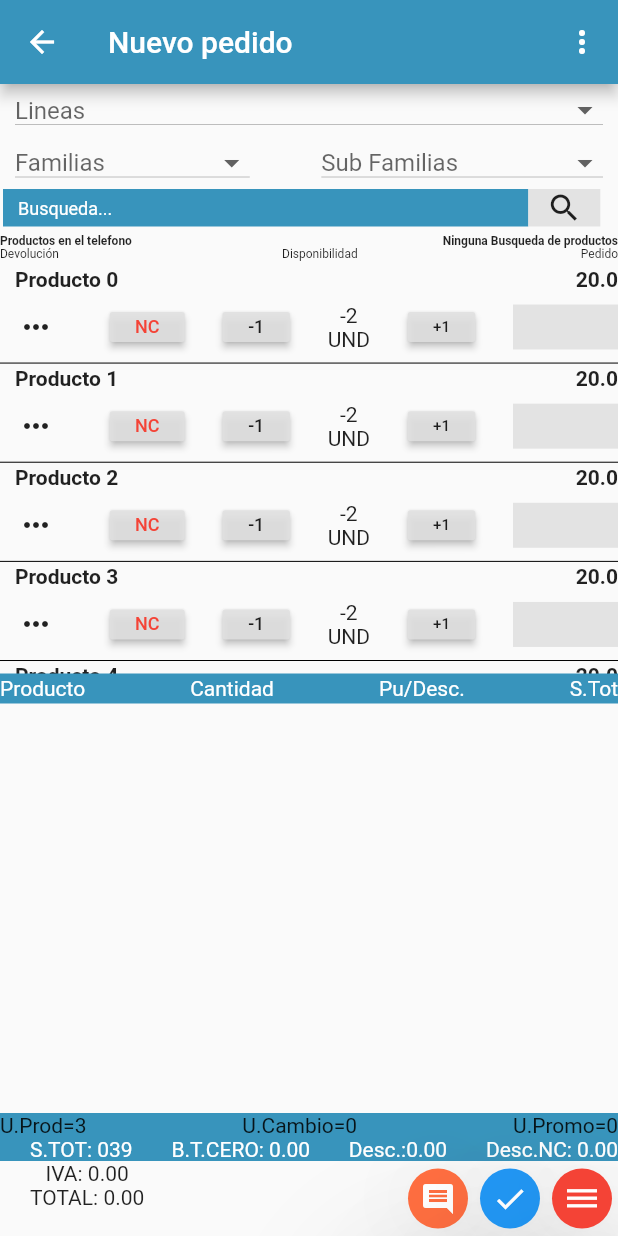
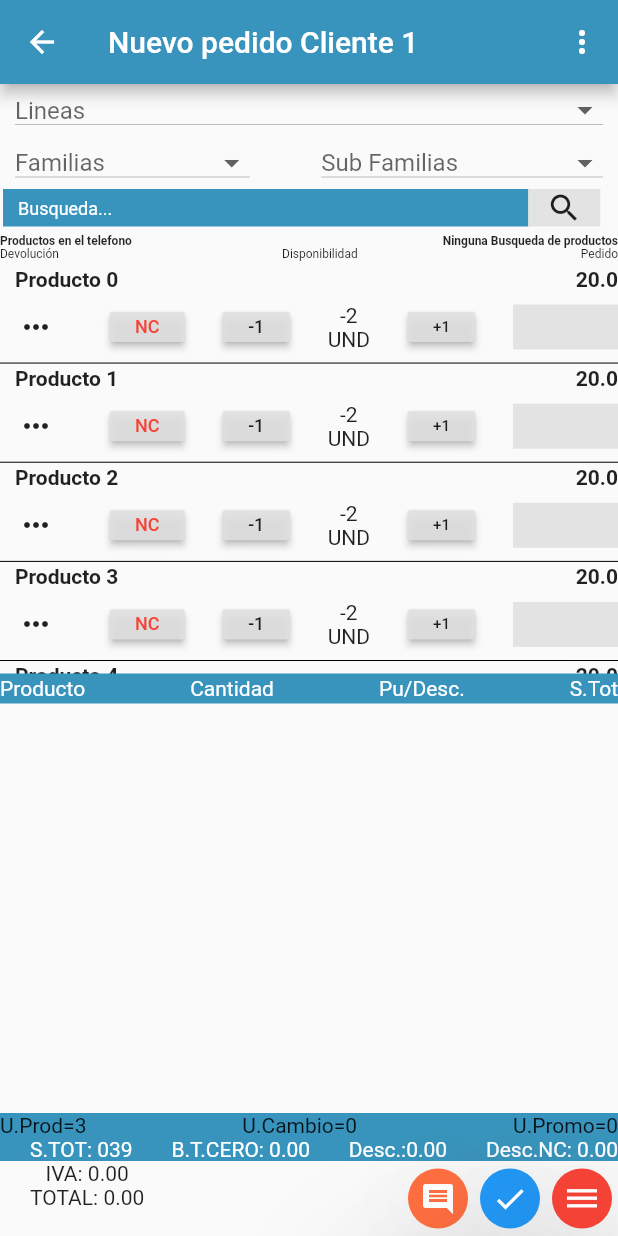
Before and after one commit to PaulMarcelo/Flutter, a Flutter app: the screen it shows after launch, after a tap on "Nuevo Pedido", on a phone screen of 412 x 824 dp. Run offline on Flutter 3.47's test engine with Material 2 defaults, Android fonts, the phone set to English and light mode, and no system bars; our stand-ins replace built_collection, built_value, chopper, connectivity, floor, flutter_map and 11 more; missing offline and left inert: barcode_scan, esys_flutter_share, flutter_full_pdf_viewer, flutter_stetho, mime_type; accounts and stored records are empty; generated files the repository leaves out were written again.

Commit message:
Paso parametros

```diff
--- a/EjemplosN/flutter_app_listas/lib/main.dart
+++ b/EjemplosN/flutter_app_listas/lib/main.dart
@@ -1,5 +1,6 @@
 import 'package:flutter/material.dart';
 
+import 'modelo/cliente.dart';
 import 'ui/home_page.dart';
 import 'ui/listas_simple_page.dart';
 import 'ui/order_purchase_page.dart';
@@ -20,7 +21,21 @@ class MyApp extends StatelessWidget {
       routes: {
         'home': (BuildContext context) => HomePage(),
         'simple': (BuildContext context) => ListasSimplePage(),
-        'doble': (BuildContext context) => OrderPurchasePage(),
+//        'doble': (BuildContext context) =>
+//            OrderPurchasePage(ModalRoute.of(context).settings.arguments, ""),
+      },
+      onGenerateRoute: (settings) {
+        if (settings.name == "doble") {
+          //Se procesa la ruta con parametros
+          final Cliente cliente = settings.arguments;
+          return MaterialPageRoute(
+            builder: (context) {
+              return OrderPurchasePage(cliente);
+            },
+          );
+        } else {
+          throw 'Route ${settings.name} is not defined';
+        }
       },
     );
   }
--- /dev/null
+++ b/EjemplosN/flutter_app_listas/lib/modelo/cliente.dart
@@ -0,0 +1,6 @@
+class Cliente {
+  final String id;
+  final String nombre;
+
+  Cliente(this.id, this.nombre);
+}
--- a/EjemplosN/flutter_app_listas/lib/ui/home_page.dart
+++ b/EjemplosN/flutter_app_listas/lib/ui/home_page.dart
@@ -1,6 +1,9 @@
 import 'package:flutter/material.dart';
+import 'package:flutter_app_listas/modelo/cliente.dart';
 
 class HomePage extends StatelessWidget {
+  final Cliente cliente = Cliente("id1", "Cliente 1");
+
   @override
   Widget build(BuildContext context) {
     return Scaffold(
@@ -31,7 +34,8 @@ class HomePage extends StatelessWidget {
     return RaisedButton(
         child: Text("Nuevo Pedido"),
         onPressed: () {
-          Navigator.pushNamed(context, 'doble');
+          //Se pasa el objeto cliente como parametro
+          Navigator.pushNamed(context, 'doble', arguments: cliente);
         });
   }
 }
--- a/EjemplosN/flutter_app_listas/lib/ui/order_purchase_page.dart
+++ b/EjemplosN/flutter_app_listas/lib/ui/order_purchase_page.dart
@@ -1,12 +1,15 @@
 import 'package:flutter/cupertino.dart';
 import 'package:flutter/material.dart';
 import 'package:flutter_app_listas/constant/constant_colors.dart';
+import 'package:flutter_app_listas/modelo/cliente.dart';
 import 'package:flutter_app_listas/modelo/producto_entity.dart';
 import 'package:flutter_app_listas/modelo/produto_agregado.dart';
 
 import 'package:flutter_app_listas/util/util.dart' as util;
 
 class OrderPurchasePage extends StatefulWidget {
+  final Cliente cliente;
+  OrderPurchasePage(this.cliente);
   @override
   _OrderPurchasePageState createState() => _OrderPurchasePageState();
 }
@@ -14,10 +17,12 @@ class OrderPurchasePage extends StatefulWidget {
 class _OrderPurchasePageState extends State<OrderPurchasePage> {
   List<ProductoEntity> listaFromDB = List();
   List<ProductoAgregado> listaItemAgregado = List();
+  String titulo;
 
   @override
   void initState() {
     super.initState();
+    this.titulo=widget.cliente.nombre;
     //lleno la primera lista de productos, simulacion de productos recuperados desde la db
     util.fillListProductFormDB().then((rows) {
       setState(() {
@@ -33,7 +38,8 @@ class _OrderPurchasePageState extends State<OrderPurchasePage> {
         resizeToAvoidBottomInset: false,
         appBar: AppBar(
           backgroundColor: ConstColors.colorBlue,
-          title: Text('Nuevo pedido'),
+          //se usa el objeto cliente mediante    widget.cliente.nombre
+          title: Text('Nuevo pedido ' + this.titulo),
           actions: <Widget>[
             util.simplePopup(),
           ],
@@ -54,14 +60,16 @@ class _OrderPurchasePageState extends State<OrderPurchasePage> {
             Expanded(
               child: Container(
                 height: size.height,
-                child: ListView.separated(  //Widget lista
+                child: ListView.separated(
+                    //Widget lista
                     separatorBuilder: (context, index) => Divider(
                           height: 0.1,
                           color: Colors.black,
                         ),
-                    itemCount: listaFromDB.length,//total de items de la lista
+                    itemCount: listaFromDB.length, //total de items de la lista
                     itemBuilder: (BuildContext context, int position) {
-                      return buildRowProducto(position); //funcion que construye la fila del productoDB
+                      return buildRowProducto(
+                          position); //funcion que construye la fila del productoDB
                     }),
               ),
             ),
@@ -70,14 +78,17 @@ class _OrderPurchasePageState extends State<OrderPurchasePage> {
             Expanded(
               child: Container(
                 height: size.height / 2,
-                child: ListView.separated(//Widget lista
+                child: ListView.separated(
+                    //Widget lista
                     separatorBuilder: (context, index) => Divider(
                           height: 0.1,
                           color: Colors.black,
                         ),
-                    itemCount: listaItemAgregado.length,  //total de items de la lista
+                    itemCount: listaItemAgregado.length,
+                    //total de items de la lista
                     itemBuilder: (BuildContext context, int position) {
-                      return buildRowProductoAgregado(position);//funcion que construye la fila del producto agregado
+                      return buildRowProductoAgregado(
+                          position); //funcion que construye la fila del producto agregado
                     }),
               ),
             ),
@@ -153,7 +164,6 @@ class _OrderPurchasePageState extends State<OrderPurchasePage> {
       ],
     );
   }
-
 
   //Metodo para remover el item de la lista
   removeItem(ProductoEntity itemSelection) {
```
